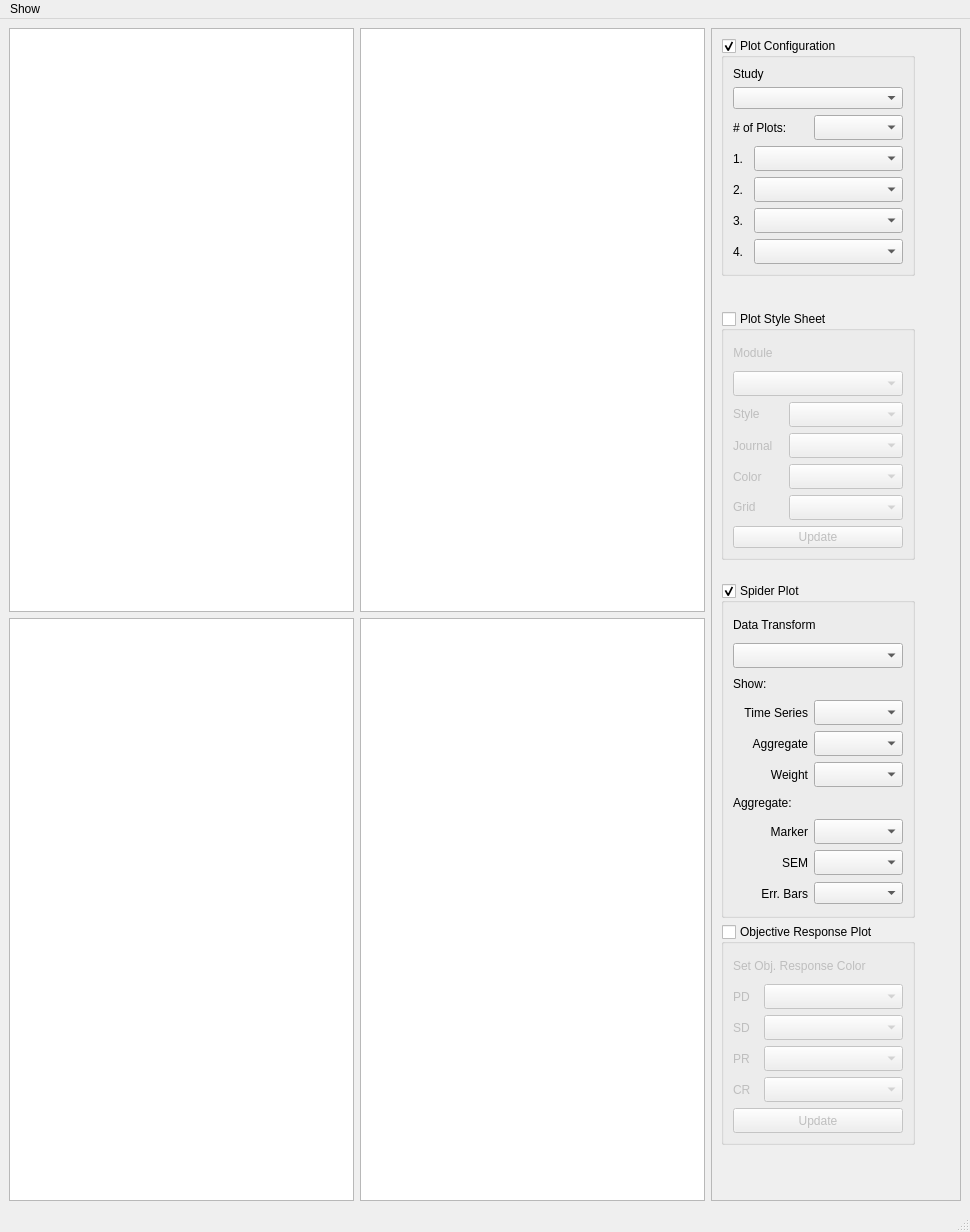
Old version of the form src/TumorVolumeStudyView.ui in the repository DennisDean/TumorVolumetrics.
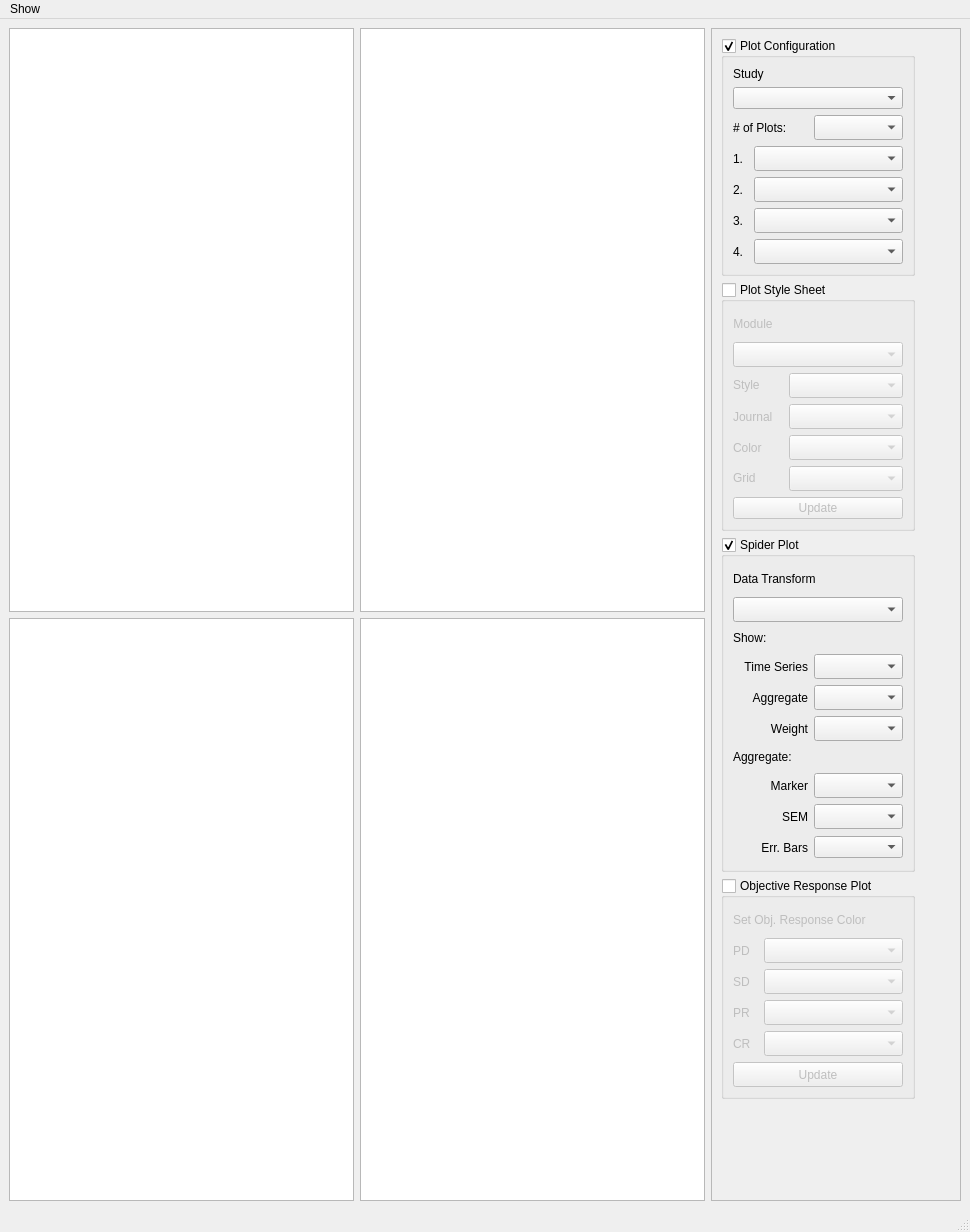
New version of the form.

Commit message: Refined study view interface to push collapsed group boxes to the top.

```diff
--- a/src/TumorVolumeStudyView.ui
+++ b/src/TumorVolumeStudyView.ui
@@ -72,9 +72,9 @@
              <property name="geometry">
               <rect>
                <x>0</x>
-               <y>0</y>
+               <y>-25</y>
                <width>231</width>
-               <height>1161</height>
+               <height>1185</height>
               </rect>
              </property>
              <property name="sizePolicy">
@@ -1255,6 +1255,31 @@
                 </layout>
                </widget>
               </item>
+              <item>
+               <widget class="QLabel" name="label_10">
+                <property name="sizePolicy">
+                 <sizepolicy hsizetype="Fixed" vsizetype="Expanding">
+                  <horstretch>0</horstretch>
+                  <verstretch>0</verstretch>
+                 </sizepolicy>
+                </property>
+                <property name="minimumSize">
+                 <size>
+                  <width>75</width>
+                  <height>0</height>
+                 </size>
+                </property>
+                <property name="maximumSize">
+                 <size>
+                  <width>75</width>
+                  <height>16777215</height>
+                 </size>
+                </property>
+                <property name="text">
+                 <string/>
+                </property>
+               </widget>
+              </item>
              </layout>
             </widget>
            </widget>
```
The commit also changes 1 other file.
